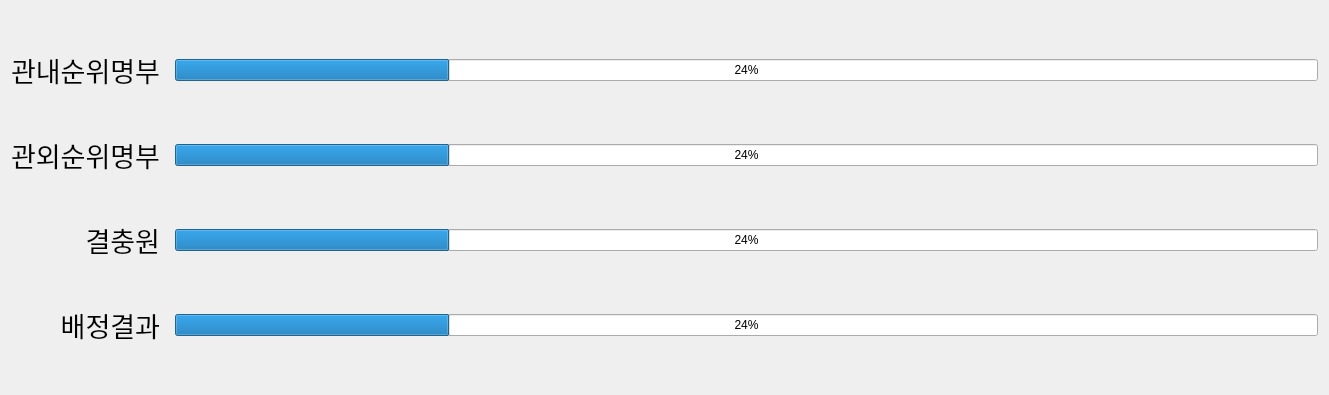
First picture: the form in saving.ui, repository sjhan2781/py-transfer-tool, before the edit.
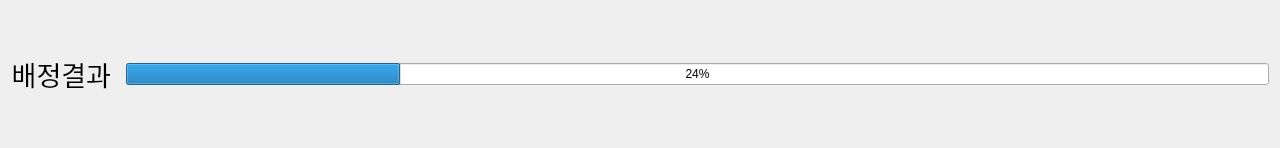
Second picture: the form after the edit.

```diff
--- a/saving.ui
+++ b/saving.ui
@@ -6,8 +6,8 @@
    <rect>
     <x>0</x>
     <y>0</y>
-    <width>1329</width>
-    <height>395</height>
+    <width>1280</width>
+    <height>148</height>
    </rect>
   </property>
   <property name="windowTitle">
@@ -18,75 +18,6 @@
     <number>15</number>
    </property>
    <item row="0" column="0">
-    <widget class="QLabel" name="label">
-     <property name="font">
-      <font>
-       <pointsize>20</pointsize>
-      </font>
-     </property>
-     <property name="text">
-      <string>관내순위명부</string>
-     </property>
-     <property name="alignment">
-      <set>Qt::AlignRight|Qt::AlignTrailing|Qt::AlignVCenter</set>
-     </property>
-    </widget>
-   </item>
-   <item row="0" column="1">
-    <widget class="QProgressBar" name="progressBar_internal">
-     <property name="value">
-      <number>24</number>
-     </property>
-     <property name="orientation">
-      <enum>Qt::Horizontal</enum>
-     </property>
-    </widget>
-   </item>
-   <item row="1" column="0">
-    <widget class="QLabel" name="label_2">
-     <property name="font">
-      <font>
-       <pointsize>20</pointsize>
-      </font>
-     </property>
-     <property name="text">
-      <string>관외순위명부</string>
-     </property>
-     <property name="alignment">
-      <set>Qt::AlignRight|Qt::AlignTrailing|Qt::AlignVCenter</set>
-     </property>
-    </widget>
-   </item>
-   <item row="1" column="1">
-    <widget class="QProgressBar" name="progressBar_external">
-     <property name="value">
-      <number>24</number>
-     </property>
-    </widget>
-   </item>
-   <item row="2" column="0">
-    <widget class="QLabel" name="label_3">
-     <property name="font">
-      <font>
-       <pointsize>20</pointsize>
-      </font>
-     </property>
-     <property name="text">
-      <string>결충원</string>
-     </property>
-     <property name="alignment">
-      <set>Qt::AlignRight|Qt::AlignTrailing|Qt::AlignVCenter</set>
-     </property>
-    </widget>
-   </item>
-   <item row="2" column="1">
-    <widget class="QProgressBar" name="progressBar_school">
-     <property name="value">
-      <number>24</number>
-     </property>
-    </widget>
-   </item>
-   <item row="3" column="0">
     <widget class="QLabel" name="label_4">
      <property name="font">
       <font>
@@ -101,7 +32,7 @@
      </property>
     </widget>
    </item>
-   <item row="3" column="1">
+   <item row="0" column="1">
     <widget class="QProgressBar" name="progressBar_result">
      <property name="value">
       <number>24</number>
```
